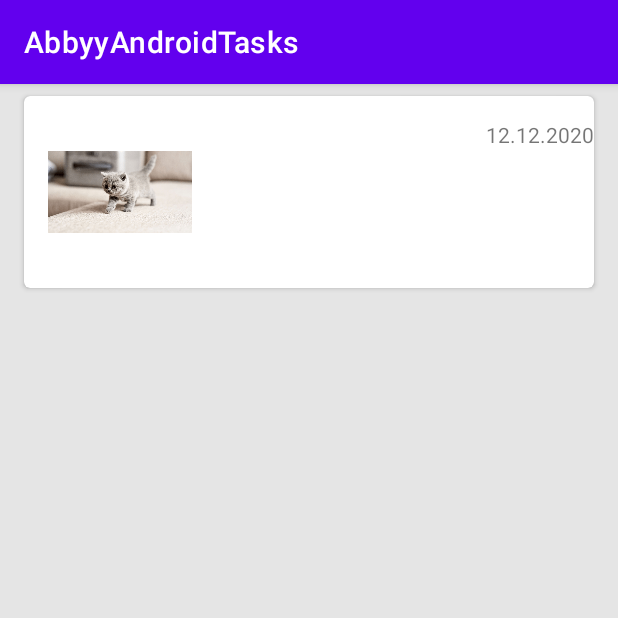
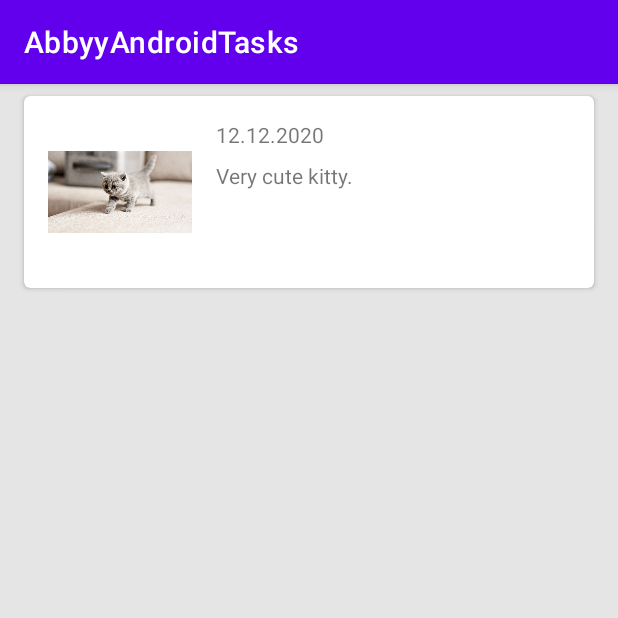
Before and after one commit to ZyryanovI/AndroidABBYY, an Android app: the screen it shows after launch (MainActivity), on a phone screen of 412 x 824 dp, the top half of it. Run offline under Robolectric (Android 15) with nearby library versions, the phone set to English and light mode, and no system bars.

Commit message:
small fix

```diff
--- a/AbbyyAndroidTasks/app/src/main/res/layout/activity_main.xml
+++ b/AbbyyAndroidTasks/app/src/main/res/layout/activity_main.xml
@@ -58,7 +58,7 @@
                 android:layout_toRightOf="@+id/KittyImage1" />
 
             <ImageView
-                android:id="@+id/flowerImage1"
+                android:id="@+id/KittyImage1"
                 android:layout_width="96dp"
                 android:layout_height="96dp"
                 android:layout_alignParentStart="true"
```
